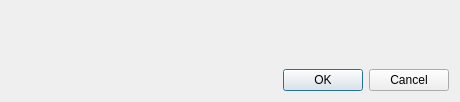
First picture: the form in ui/input_dialog.ui, repository sand74/cli3, before the edit.
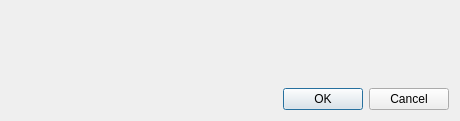
Second picture: the form after the edit.

Patch:
```diff
--- a/ui/input_dialog.ui
+++ b/ui/input_dialog.ui
@@ -7,7 +7,7 @@
                 <x>0</x>
                 <y>0</y>
                 <width>460</width>
-                <height>102</height>
+                <height>121</height>
             </rect>
         </property>
         <property name="windowTitle">
```
Left out of the diff: 9 changed lines with no effect on the pictures.
